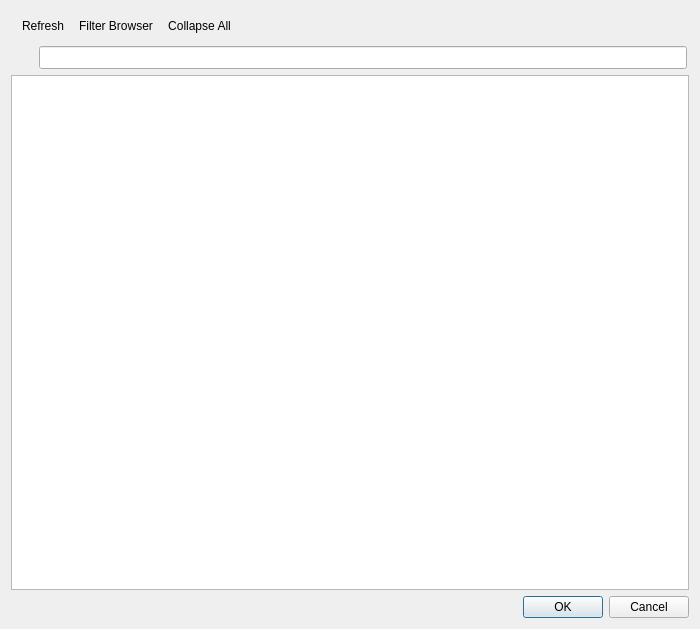
qgis/QGIS, file src/ui/qgsdatasourceselectdialog.ui: the form before one commit.
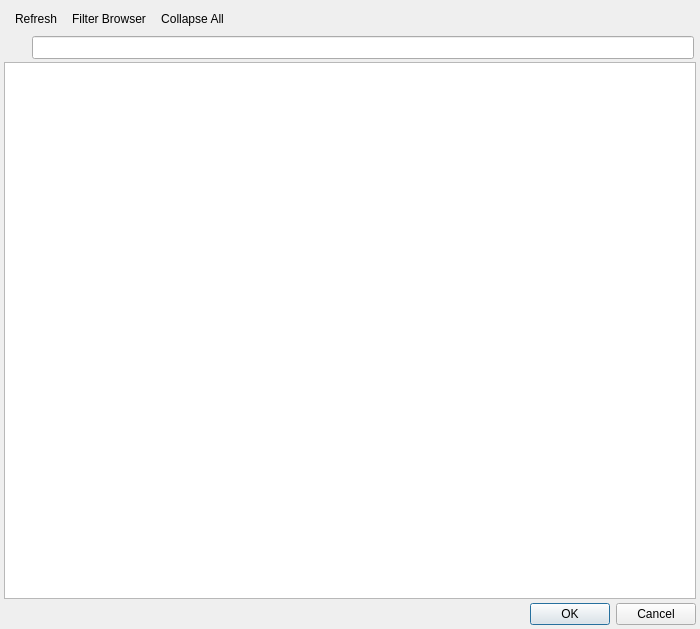
The form after the commit. Icons and pictures are not drawn. Custom widgets are drawn as their Qt base class.

Commit message: [ui] Fix data source selection dialog icon size

What changed in the file:
```diff
--- a/src/ui/qgsdatasourceselectdialog.ui
+++ b/src/ui/qgsdatasourceselectdialog.ui
@@ -14,11 +14,26 @@
    <string>Dialog</string>
   </property>
   <layout class="QVBoxLayout" name="verticalLayout">
+   <property name="spacing">
+    <number>4</number>
+   </property>
+   <property name="leftMargin">
+    <number>4</number>
+   </property>
+   <property name="topMargin">
+    <number>4</number>
+   </property>
+   <property name="rightMargin">
+    <number>4</number>
+   </property>
+   <property name="bottomMargin">
+    <number>4</number>
+   </property>
    <item>
     <widget class="QWidget" name="mContents">
      <layout class="QVBoxLayout" name="verticalLayout_2">
       <property name="spacing">
-       <number>6</number>
+       <number>3</number>
       </property>
       <property name="leftMargin">
        <number>0</number>
```
The commit also changes 1 other file.
